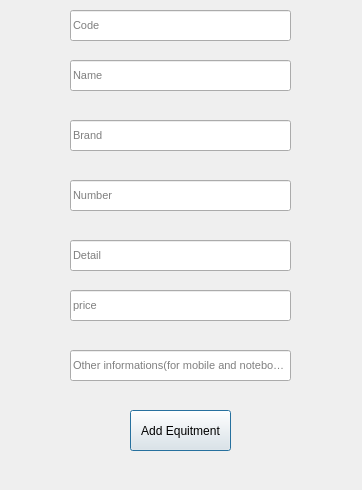
This is addnewequitment.ui in iam-Abol/Digital-Market-Manager-With-UI as Qt 5 draws it before an edit. The edited form follows.
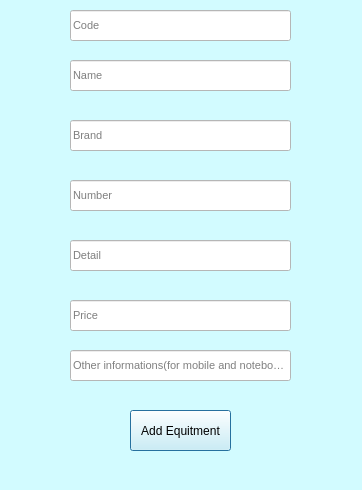
This is the edited form. Icons and pictures are not drawn.

Commit message: add new equitment finished and the colors were added

Patch:
```diff
--- a/addnewequitment.ui
+++ b/addnewequitment.ui
@@ -10,6 +10,18 @@
     <height>490</height>
    </rect>
   </property>
+  <property name="minimumSize">
+   <size>
+    <width>362</width>
+    <height>490</height>
+   </size>
+  </property>
+  <property name="maximumSize">
+   <size>
+    <width>362</width>
+    <height>490</height>
+   </size>
+  </property>
   <property name="windowTitle">
    <string>add new equitment</string>
   </property>
@@ -17,6 +29,12 @@
    <iconset>
     <normaloff>C:/Users/ABOLFAZL/Desktop/download.png</normaloff>C:/Users/ABOLFAZL/Desktop/download.png</iconset>
   </property>
+  <property name="windowOpacity">
+   <double>1.000000000000000</double>
+  </property>
+  <property name="styleSheet">
+   <string notr="true">background-color: rgb(210, 251, 255);</string>
+  </property>
   <widget class="QLineEdit" name="lineEditCode">
    <property name="geometry">
     <rect>
@@ -31,6 +49,9 @@
      <pointsize>8</pointsize>
     </font>
    </property>
+   <property name="styleSheet">
+    <string notr="true">background-color: rgb(255, 255, 255);</string>
+   </property>
    <property name="frame">
     <bool>true</bool>
    </property>
@@ -55,6 +76,9 @@
      <pointsize>8</pointsize>
     </font>
    </property>
+   <property name="styleSheet">
+    <string notr="true">background-color: rgb(255, 255, 255);</string>
+   </property>
    <property name="frame">
     <bool>true</bool>
    </property>
@@ -79,6 +103,9 @@
      <pointsize>8</pointsize>
     </font>
    </property>
+   <property name="styleSheet">
+    <string notr="true">background-color: rgb(255, 255, 255);</string>
+   </property>
    <property name="frame">
     <bool>true</bool>
    </property>
@@ -103,6 +130,9 @@
      <pointsize>8</pointsize>
     </font>
    </property>
+   <property name="styleSheet">
+    <string notr="true">background-color: rgb(255, 255, 255);</string>
+   </property>
    <property name="frame">
     <bool>true</bool>
    </property>
@@ -113,33 +143,6 @@
     <string>Number</string>
    </property>
   </widget>
-  <widget class="QLineEdit" name="lineEditPrice">
-   <property name="geometry">
-    <rect>
-     <x>70</x>
-     <y>290</y>
-     <width>221</width>
-     <height>31</height>
-    </rect>
-   </property>
-   <property name="font">
-    <font>
-     <pointsize>8</pointsize>
-    </font>
-   </property>
-   <property name="focusPolicy">
-    <enum>Qt::NoFocus</enum>
-   </property>
-   <property name="frame">
-    <bool>true</bool>
-   </property>
-   <property name="cursorPosition">
-    <number>0</number>
-   </property>
-   <property name="placeholderText">
-    <string>price</string>
-   </property>
-  </widget>
   <widget class="QLineEdit" name="lineEditDetails">
    <property name="geometry">
     <rect>
@@ -154,6 +157,9 @@
      <pointsize>8</pointsize>
     </font>
    </property>
+   <property name="styleSheet">
+    <string notr="true">background-color: rgb(255, 255, 255);</string>
+   </property>
    <property name="frame">
     <bool>true</bool>
    </property>
@@ -178,6 +184,12 @@
      <pointsize>8</pointsize>
     </font>
    </property>
+   <property name="toolTip">
+    <string>color ,size and ...</string>
+   </property>
+   <property name="styleSheet">
+    <string notr="true">background-color: rgb(255, 255, 255);</string>
+   </property>
    <property name="frame">
     <bool>true</bool>
    </property>
@@ -204,6 +216,33 @@
     <bool>true</bool>
    </property>
   </widget>
+  <widget class="QLineEdit" name="lineEditPrice">
+   <property name="geometry">
+    <rect>
+     <x>70</x>
+     <y>300</y>
+     <width>221</width>
+     <height>31</height>
+    </rect>
+   </property>
+   <property name="font">
+    <font>
+     <pointsize>8</pointsize>
+    </font>
+   </property>
+   <property name="styleSheet">
+    <string notr="true">background-color: rgb(255, 255, 255);</string>
+   </property>
+   <property name="frame">
+    <bool>true</bool>
+   </property>
+   <property name="cursorPosition">
+    <number>0</number>
+   </property>
+   <property name="placeholderText">
+    <string>Price</string>
+   </property>
+  </widget>
  </widget>
  <resources/>
  <connections/>
```
The commit also changes 8 other files.
